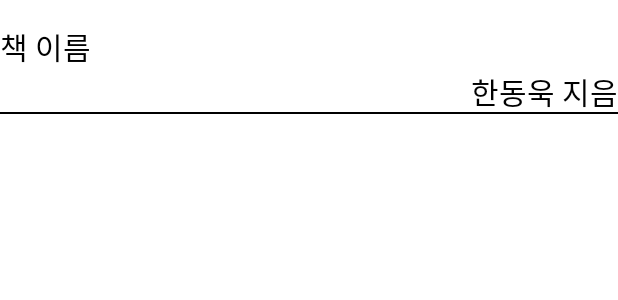
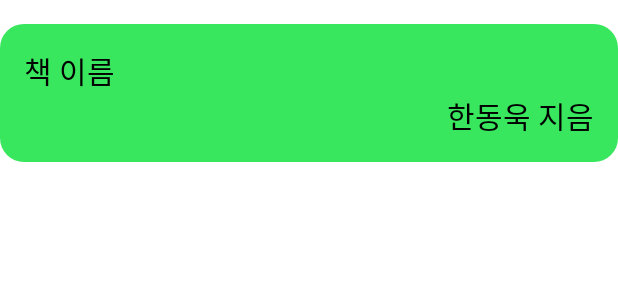
Before and after one commit to HanDongWook/SeachBook, an Android app: the layout viewholder_paging_book_item.xml on its own in the app's theme, with its tools: preview values and no code run, on a phone screen of 412 x 824 dp. Shown: the top 300 px of the screen. Run offline under Robolectric (Android 15) with nearby library versions, the phone set to English and light mode, and no system bars.

Commit message:
search book

```diff
--- /dev/null
+++ b/app/src/main/res/drawable/round_16_squre_39e75f.xml
@@ -0,0 +1,5 @@
+<?xml version="1.0" encoding="utf-8"?>
+<shape xmlns:android="http://schemas.android.com/apk/res/android">
+    <solid android:color="#39e75f" />
+    <corners android:radius="16dp" />
+</shape>
--- a/app/src/main/res/layout/viewholder_paging_book_item.xml
+++ b/app/src/main/res/layout/viewholder_paging_book_item.xml
@@ -6,6 +6,8 @@
     android:layout_width="match_parent"
     android:layout_height="wrap_content"
     android:layout_marginTop="16dp"
+    android:background="@drawable/round_16_squre_39e75f"
+    android:padding="16dp"
     >
 
     <TextView
@@ -32,13 +34,4 @@
         app:layout_constraintTop_toBottomOf="@+id/title"
         tools:text="한동욱 지음"
         />
-
-    <TextView
-        android:layout_width="0dp"
-        android:layout_height="1dp"
-        android:background="@color/black"
-        app:layout_constraintBottom_toBottomOf="parent"
-        app:layout_constraintEnd_toEndOf="parent"
-        app:layout_constraintStart_toStartOf="parent"
-        />
 </androidx.constraintlayout.widget.ConstraintLayout>
```
